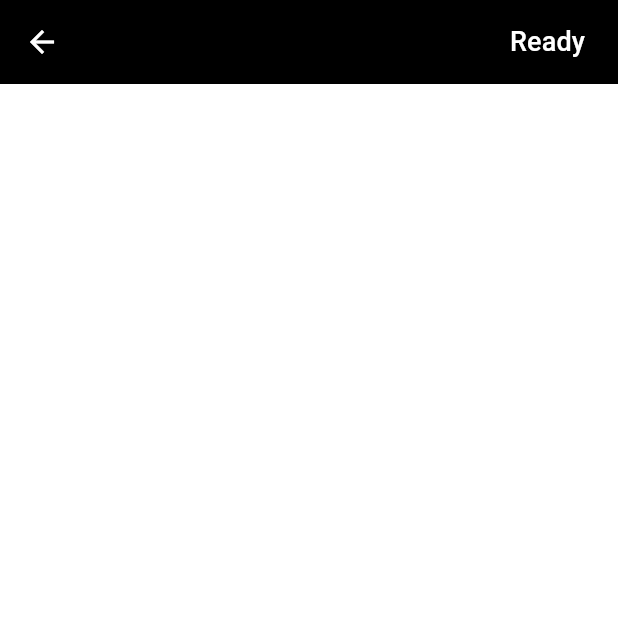
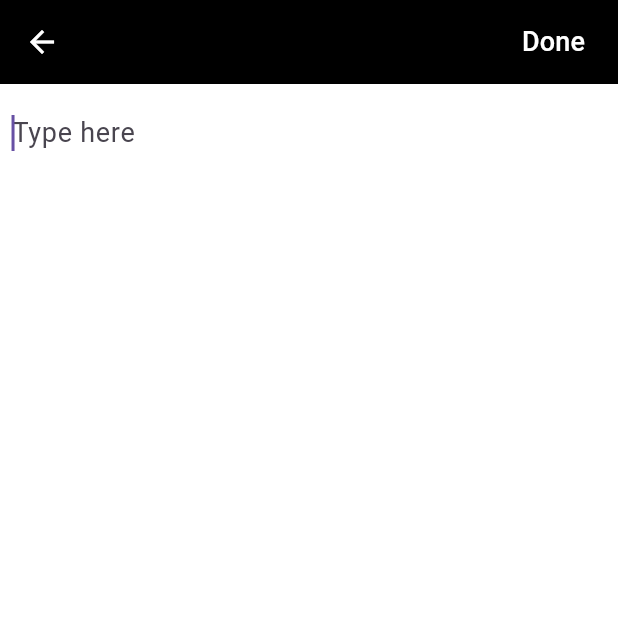
Before and after one commit to abdymazhittoretay/notes_app, a Flutter app: the screen it shows after launch, after a tap on the "add" icon, on a phone screen of 412 x 824 dp, the top half of it. Run offline on Flutter 3.47's test engine with Material 3 defaults, Android fonts, the phone set to English and light mode, and no system bars.

Commit message:
added textfield to note in note_page

```diff
--- a/lib/pages/home_page.dart
+++ b/lib/pages/home_page.dart
@@ -9,6 +9,8 @@ class HomePage extends StatefulWidget {
 }
 
 class _HomePageState extends State<HomePage> {
+  TextEditingController _noteController = TextEditingController();
+
   @override
   Widget build(BuildContext context) {
     return Scaffold(
@@ -27,7 +29,9 @@ class _HomePageState extends State<HomePage> {
           Navigator.push(
               context,
               MaterialPageRoute(
-                builder: (context) => NotePage(),
+                builder: (context) => NotePage(
+                  controller: _noteController,
+                ),
               ));
         },
         child: Icon(
--- a/lib/pages/note_page.dart
+++ b/lib/pages/note_page.dart
@@ -1,7 +1,12 @@
+// ignore_for_file: must_be_immutable
+
 import 'package:flutter/material.dart';
 
 class NotePage extends StatelessWidget {
-  const NotePage({super.key});
+  TextEditingController controller = TextEditingController();
+  final FocusNode _focusNode = FocusNode();
+
+  NotePage({super.key, required this.controller});
 
   @override
   Widget build(BuildContext context) {
@@ -14,10 +19,10 @@ class NotePage extends StatelessWidget {
         actions: [
           TextButton(
               onPressed: () {
-                Navigator.pop(context);
+                _focusNode.unfocus();
               },
               child: Text(
-                "Ready",
+                "Done",
                 style: TextStyle(color: Colors.white, fontSize: 18.0),
               )),
           SizedBox(
@@ -25,6 +30,23 @@ class NotePage extends StatelessWidget {
           )
         ],
       ),
+      body: Padding(
+        padding: const EdgeInsets.all(8.0),
+        child: SizedBox(
+          height: MediaQuery.sizeOf(context).height,
+          child: TextField(
+            focusNode: _focusNode,
+            controller: controller,
+            autofocus: true,
+            decoration: InputDecoration(
+                border: InputBorder.none,
+                hintText: "Type here",
+                hintStyle: TextStyle(fontSize: 18.0)),
+            maxLines:
+                null, // Allows for unlimited lines (multi-line text input)
+          ),
+        ),
+      ),
     );
   }
 }
```
